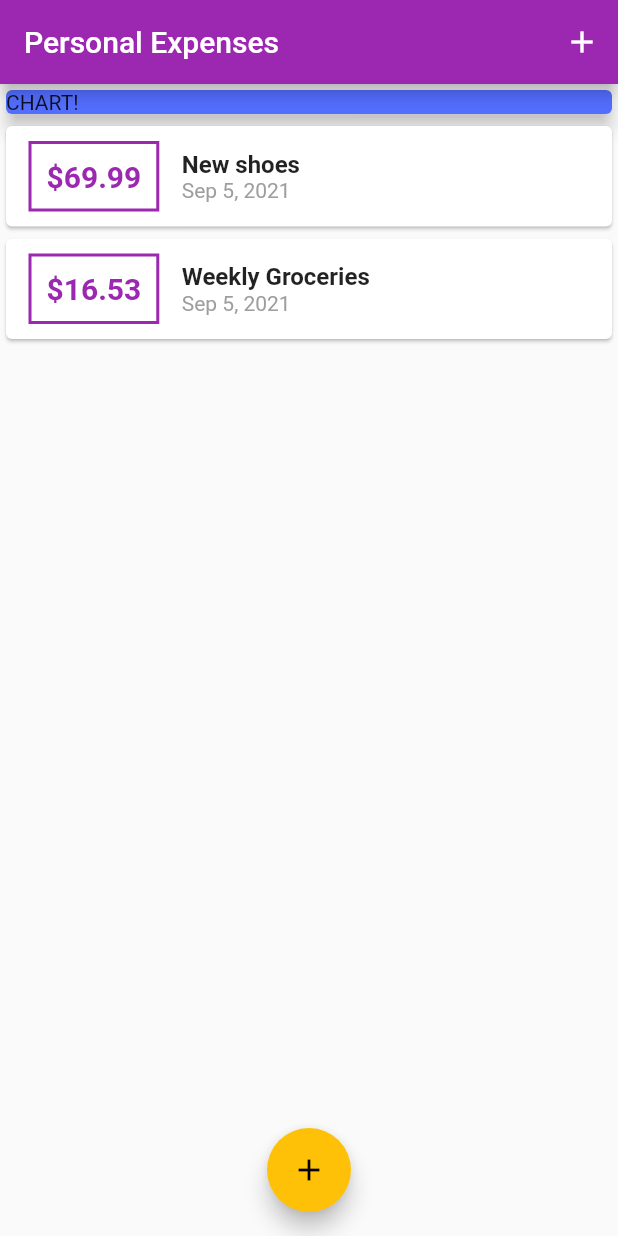
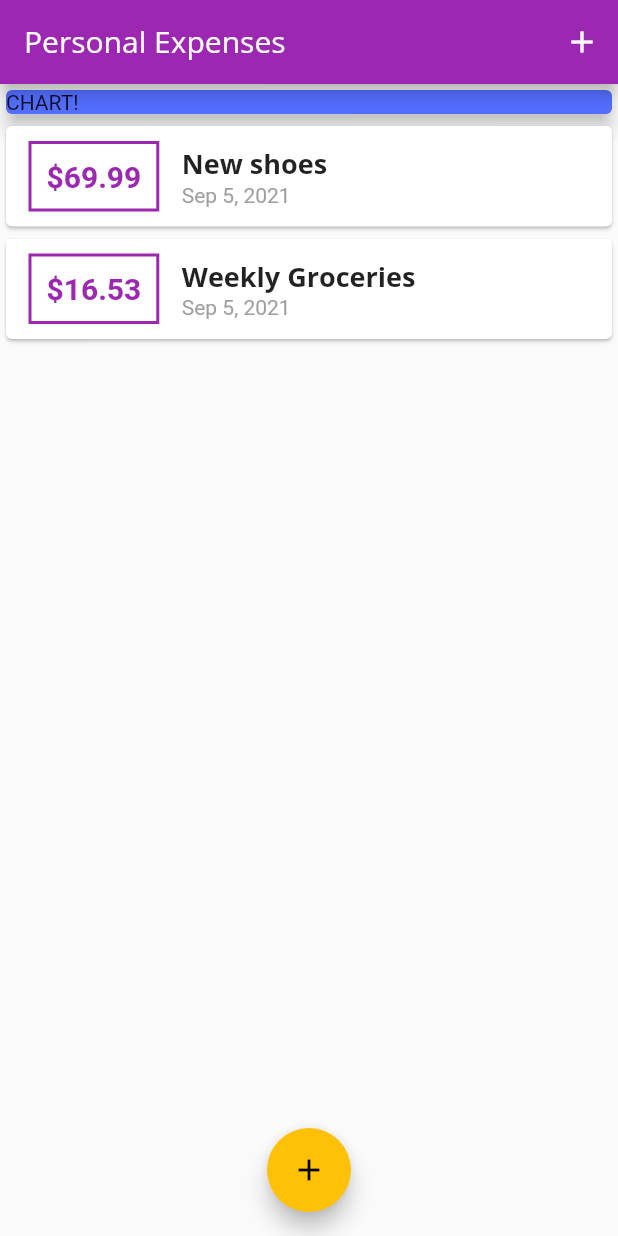
Before and after one commit to Giimhana-Dissanayake/expenses_app, a Flutter app: the screen it shows after launch, on a phone screen of 412 x 824 dp. Run offline on Flutter 3.47's test engine with Material 2 defaults, Android fonts, the phone set to English and light mode, and no system bars.

Commit message:
96. custom fonts and working with text themes

```diff
--- a/lib/main.dart
+++ b/lib/main.dart
@@ -11,7 +11,22 @@ class MyApp extends StatelessWidget {
   Widget build(BuildContext context) {
     return MaterialApp(
       title: 'Personal Expenses',
-      theme: ThemeData(primarySwatch: Colors.purple, accentColor: Colors.amber),
+      theme: ThemeData(
+        primarySwatch: Colors.purple,
+        accentColor: Colors.amber,
+        fontFamily: 'Quicksand',
+        textTheme: ThemeData.light().textTheme.copyWith(
+                title: TextStyle(
+              fontFamily: 'OpenSans',
+              fontWeight: FontWeight.bold,
+              fontSize: 18,
+            )),
+        appBarTheme: AppBarTheme(
+          textTheme: ThemeData.light().textTheme.copyWith(
+                title: TextStyle(fontFamily: 'OpenSans', fontSize: 20),
+              ),
+        ),
+      ),
       home: MyHomePage(),
     );
   }
--- a/lib/widgets/transaction_list.dart
+++ b/lib/widgets/transaction_list.dart
@@ -39,10 +39,7 @@ class TransactionList extends StatelessWidget {
                   children: [
                     Text(
                       transactions[index].title,
-                      style: TextStyle(
-                        fontSize: 16,
-                        fontWeight: FontWeight.bold,
-                      ),
+                      style: Theme.of(context).textTheme.title,
                     ),
                     Text(
                       DateFormat.yMMMd().format(transactions[index].date),
```
Also changed, not shown: pubspec.yaml (+13 -11 lines), assets/fonts/OpenSans-Bold.ttf (added), assets/fonts/OpenSans-Regular.ttf (added), assets/fonts/Quicksand-Bold.ttf (added), assets/fonts/Quicksand-Light.ttf (added), assets/fonts/Quicksand-Medium.ttf (added), assets/fonts/Quicksand-Regular.ttf (added).
